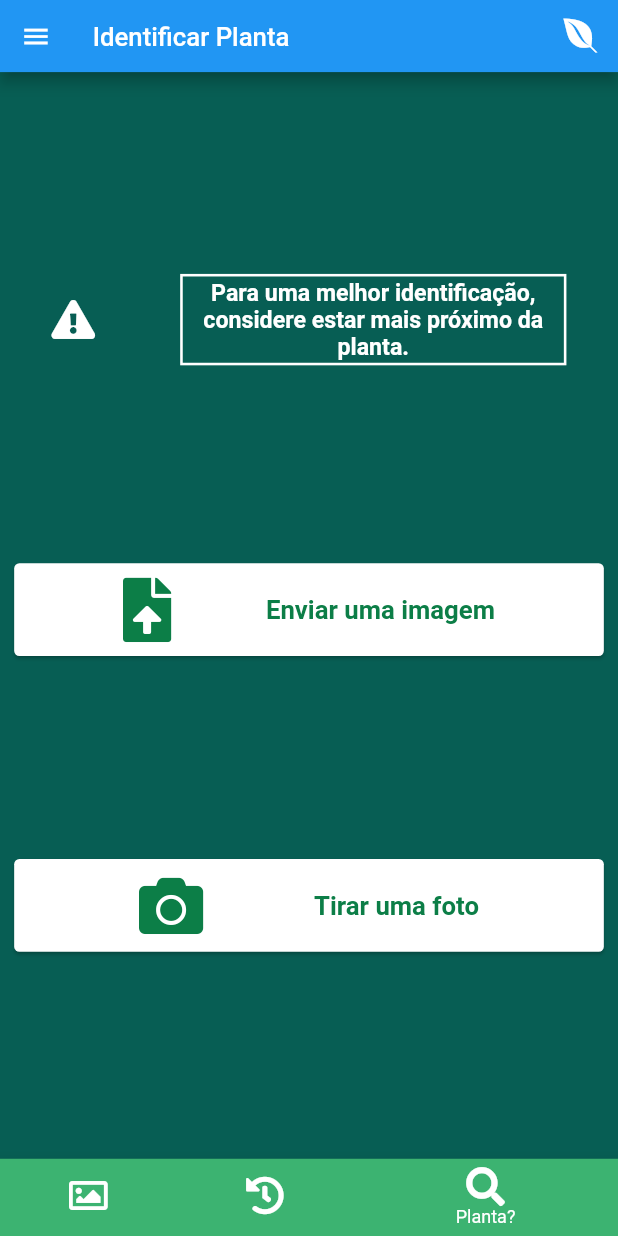
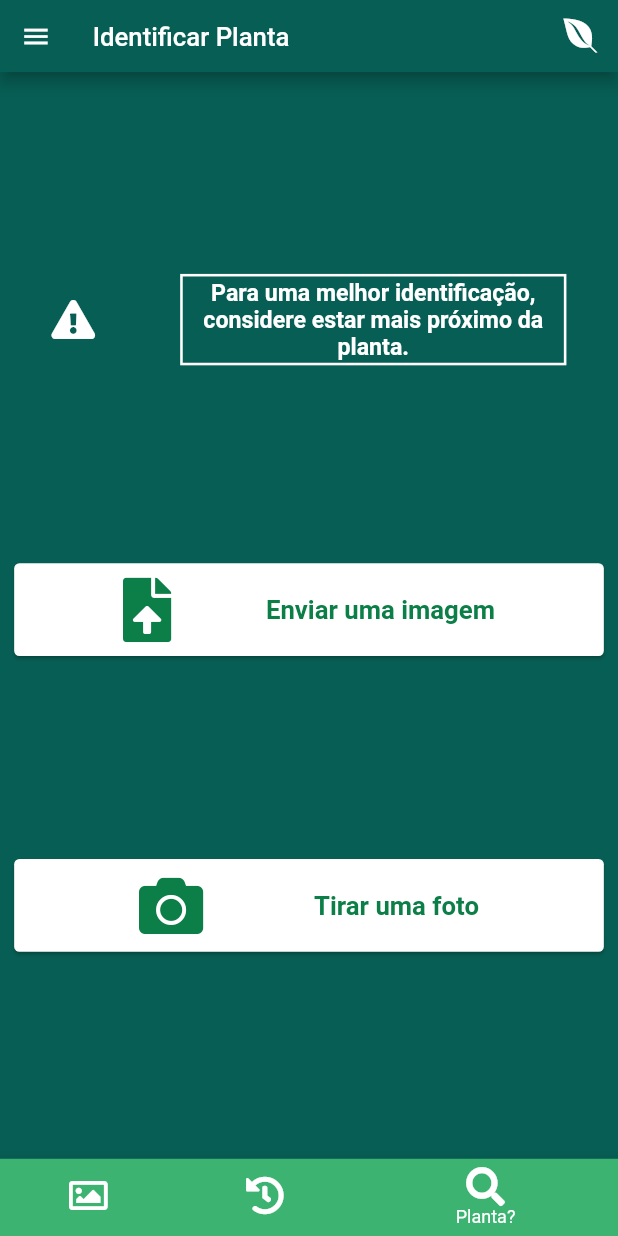
Before and after one commit to hbgit/qplant, a Flutter app: the Home screen opened by its route, item 3 of the bottom bar chosen, on a phone screen of 412 x 824 dp. Run offline on Flutter 3.47's test engine with Material 2 defaults, Android fonts, the phone set to English and light mode, and no system bars; our stand-ins replace awesome_dialog, file_picker, flutter_rating_bar, font_awesome_flutter, google_maps_flutter, image_picker and 5 more; network calls fail.

Commit message:
Update Flutter sdk and minor changes
Signed-off-by: Herbert Rocha <herberthb12@gmail.com>

```diff
--- a/lib/view/Home.dart
+++ b/lib/view/Home.dart
@@ -1,4 +1,3 @@
-import 'package:flutter/cupertino.dart';
 import 'package:flutter/material.dart';
 import 'package:font_awesome_flutter/font_awesome_flutter.dart';
 import 'package:intl/intl.dart';
@@ -81,6 +80,7 @@ class _HomeViewState extends State<Home> {
     return Scaffold(
       backgroundColor: Color(0xff075E54),
       appBar: AppBar(
+        backgroundColor: Color(0xff075E54),
         centerTitle: true,
         title: Row(
           mainAxisAlignment: MainAxisAlignment.spaceBetween,
@@ -98,8 +98,9 @@ class _HomeViewState extends State<Home> {
         ),
       ),
       drawer: Drawer(
+        backgroundColor: Color(0xff0c7e47),
         child: ListView(
-          padding: EdgeInsets.zero,
+          //padding: EdgeInsets.zero,
           children: <Widget>[
             DrawerHeader(
               child: Column(
@@ -140,7 +141,7 @@ class _HomeViewState extends State<Home> {
                   color: Color(0xff0c7e47),
                   child: ListTile(
                     leading: FaIcon(
-                      FontAwesomeIcons.exchangeAlt,
+                      FontAwesomeIcons.backspace,
                       color: Colors.white,
                       size: 30,
                     ),
@@ -155,11 +156,6 @@ class _HomeViewState extends State<Home> {
                     },
                   ),
                 ),
-              ],
-            ),
-            ListView(
-              shrinkWrap: true,
-              children: [
                 Ink(
                   color: Color(0xff0c7e47),
                   child: ListTile(
@@ -180,11 +176,6 @@ class _HomeViewState extends State<Home> {
                     },
                   ),
                 ),
-              ],
-            ),
-            ListView(
-              shrinkWrap: true,
-              children: [
                 Ink(
                   color: Color(0xff0c7e47),
                   child: ListTile(
@@ -205,11 +196,6 @@ class _HomeViewState extends State<Home> {
                     },
                   ),
                 ),
-              ],
-            ),
-            ListView(
-              shrinkWrap: true,
-              children: [
                 Ink(
                   color: Color(0xff0c7e47),
                   child: ListTile(
@@ -230,11 +216,6 @@ class _HomeViewState extends State<Home> {
                     },
                   ),
                 ),
-              ],
-            ),
-            ListView(
-              shrinkWrap: true,
-              children: [
                 Ink(
                   color: Color(0xff0c7e47),
                   child: ListTile(
@@ -255,11 +236,6 @@ class _HomeViewState extends State<Home> {
                     },
                   ),
                 ),
-              ],
-            ),
-            ListView(
-              shrinkWrap: true,
-              children: [
                 Ink(
                   color: Color(0xff0c7e47),
                   child: ListTile(
--- a/lib/view/MyCatalog.dart
+++ b/lib/view/MyCatalog.dart
@@ -1,6 +1,4 @@
-import 'package:flutter/cupertino.dart';
 import 'package:flutter/material.dart';
-import 'package:flutter/rendering.dart';
 import 'package:font_awesome_flutter/font_awesome_flutter.dart';
 import 'package:qplant/controller/LoggerDef.dart';
 import 'package:qplant/model/LocationPlant.dart';
--- a/pubspec.yaml
+++ b/pubspec.yaml
@@ -18,7 +18,7 @@ publish_to: 'none' # Remove this line if you wish to publish to pub.dev
 version: 1.0.0+1
 
 environment:
-  sdk: ">=2.12.0 <3.0.0"
+  sdk: ">=2.14.0 <3.0.0"
 
 dependencies:
   flutter:
@@ -42,6 +42,7 @@ dependencies:
   google_maps_flutter: ^2.0.3
   google_maps_flutter_web: ^0.3.2
   multi_select_flutter: ^4.0.0
+  awesome_dialog: ^2.1.2
 
 
 dev_dependencies:
```
Also changed, not shown: lib/view/FixeDataResult.dart (+22 -2 lines), pubspec.lock.
